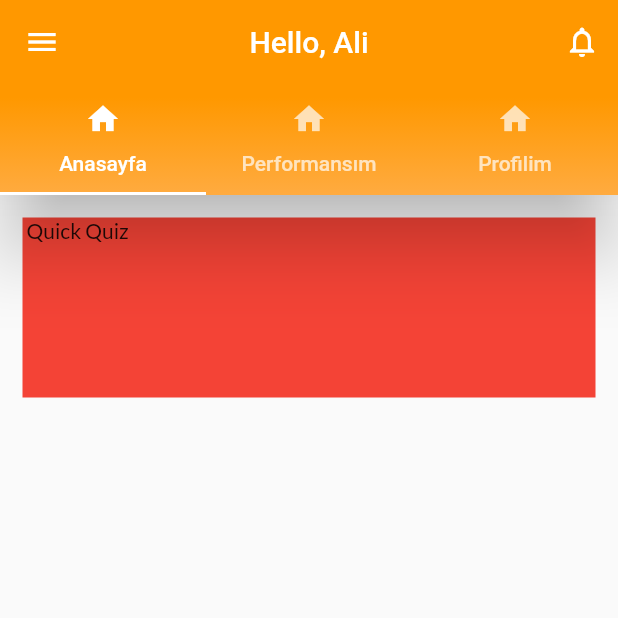
After one commit to alicagatayun/FlutterLearnEnglish, a Flutter app: the MainScreen screen opened directly, on a phone screen of 412 x 824 dp, the top half of it. The commit adds this screen. Run offline on Flutter 3.47's test engine with Material 2 defaults, Android fonts, the phone set to English and light mode, and no system bars; our stand-ins replace google_fonts.

Commit message:
LoginScreenler tamamlandı

```diff
--- a/lib/Login/SignIn.dart
+++ b/lib/Login/SignIn.dart
@@ -1,6 +1,7 @@
 import 'package:flutter/material.dart';
 
 import 'package:google_fonts/google_fonts.dart';
+import 'package:learns/MainScreen/MainScreen.dart';
 
 import 'SignUp.dart';
 import 'Widgets/beizerContainer.dart';
@@ -63,7 +64,12 @@ class _LoginPageState extends State<LoginPage> {
   }
 
   Widget _submitButton() {
-    return Container(
+    return GestureDetector(
+      onTap: (){
+        Navigator.push(
+            context, MaterialPageRoute(builder: (context) => MainScreen()));
+      },
+        child:Container(
           width: MediaQuery.of(context).size.width,
           padding: EdgeInsets.symmetric(vertical: 15),
           alignment: Alignment.center,
@@ -84,7 +90,9 @@ class _LoginPageState extends State<LoginPage> {
             'Giris Yap',
             style: TextStyle(fontSize: 20, color: Colors.white),
           ),
+        ),
     );
+
   }
 
   Widget _divider() {
--- /dev/null
+++ b/lib/MainScreen/MainScreen.dart
@@ -0,0 +1,83 @@
+import 'dart:ui';
+
+import 'package:flutter/material.dart';
+import 'package:learns/main.dart';
+
+class MainScreen extends StatefulWidget {
+  MainScreen({Key key, this.title}) : super(key: key);
+
+  final String title;
+
+  @override
+  _MainScreenState createState() => _MainScreenState();
+}
+
+class _MainScreenState extends State<MainScreen> {
+   @override
+  Widget build(BuildContext context) =>
+   DefaultTabController(
+   length: 3,
+   child: Scaffold(
+         appBar:AppBar(
+          title: Text("Hello, Ali"),
+           centerTitle: true,
+           leading:IconButton(
+             icon:Icon(Icons.menu),
+             onPressed:(){},
+           ),
+           actions: [
+             IconButton(icon: Icon(Icons.notifications_none), onPressed: (){},)
+           ],
+           //backgroundColor: Colors.orangeAccent,
+           flexibleSpace: Container(
+             decoration: BoxDecoration(
+               gradient: LinearGradient(
+                 colors: [Colors.orangeAccent,Colors.orange],
+                 begin: Alignment.bottomRight,
+
+               )
+             ),
+           ),
+           bottom: TabBar(
+             indicatorColor: Colors.white,
+             tabs:[
+               Tab(icon: Icon(Icons.home),text:'Anasayfa',),
+               Tab(icon: Icon(Icons.home),text:'Performansım',),
+               Tab(icon: Icon(Icons.home),text:'Profilim',),
+             ],
+           ),
+           elevation: 20,
+         ),
+         body:TabBarView(
+           children: [
+             buildMainPage('Anasayfa'),
+             buildPage('Performansım'),
+             buildPage('Profilim'),
+
+           ],
+         ),
+       ),
+   );
+   Widget buildPage(String text) => Center(
+      child: Text(
+        text,style: TextStyle(fontSize: 28),
+      )
+   );
+   Widget buildMainPage(String text) =>
+       Scaffold(
+          body: ListView(
+              shrinkWrap: true,
+              padding: EdgeInsets.all(15.0),
+                children: <Widget>[
+                  Container(
+                    height: 120,
+                    decoration: BoxDecoration(
+                      color: Colors.red,
+
+                    ),
+                    child: Text(" Quick Quiz"),
+                  )
+                ],
+            ),
+       );
+}
```
Lines whose indentation alone changed are shown as unchanged.
